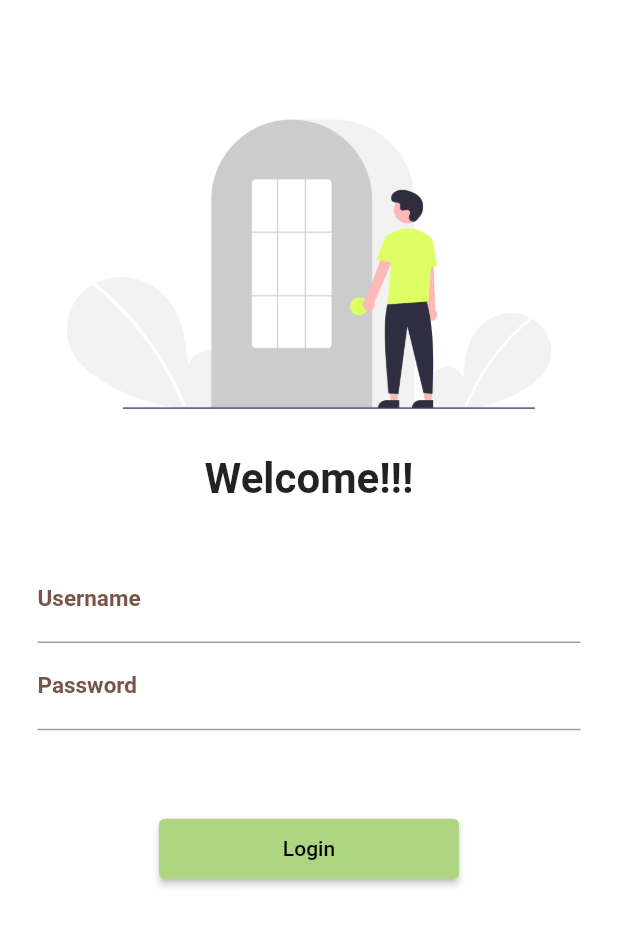
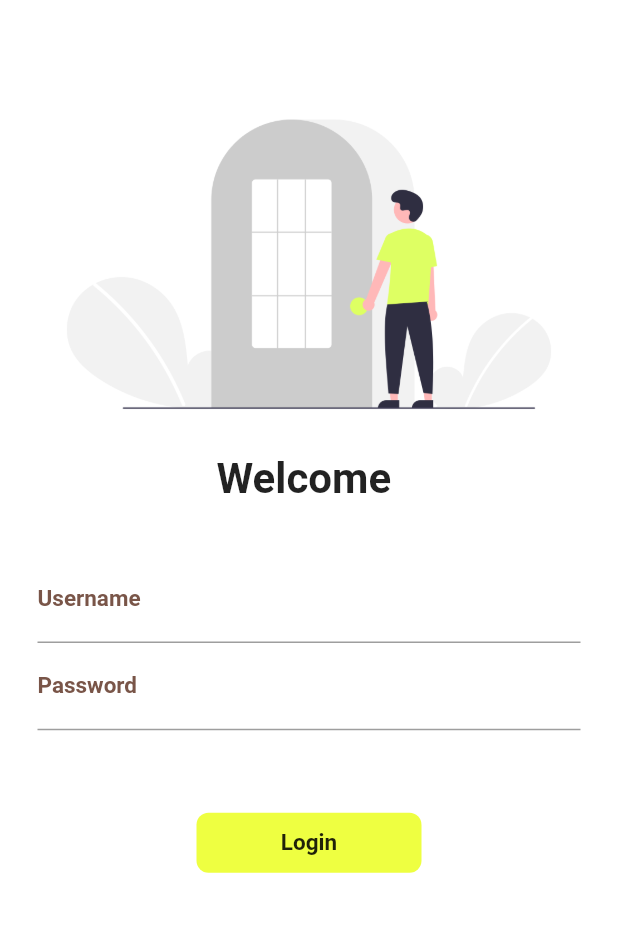
Before and after one commit to Varunsharma2k1/Flutter, a Flutter app: the screen it shows after launch, on a phone screen of 412 x 824 dp. Shown: the top 926 px of the screen. Run offline on Flutter 3.47's test engine with Material 2 defaults, Android fonts, the phone set to English and light mode, and no system bars.

Commit message:
day6 complete

```diff
--- a/lib/Pages/LoginPage.dart
+++ b/lib/Pages/LoginPage.dart
@@ -1,9 +1,16 @@
 import 'package:flutter/material.dart';
 import 'package:flutter_application_1/utils/routes.dart';
 
-class LoginPage extends StatelessWidget {
+class LoginPage extends StatefulWidget {
   const LoginPage({Key? key}) : super(key: key);
 
+  @override
+  State<LoginPage> createState() => _LoginPageState();
+}
+
+class _LoginPageState extends State<LoginPage> {
+  String name = "";
+  bool changeButton = false;
   @override
   Widget build(BuildContext context) {
     return Material(
@@ -18,8 +25,8 @@ class LoginPage extends StatelessWidget {
               "assets/images/Login_img.png",
               fit: BoxFit.fitWidth,
             ),
-            const Text(
-              "Welcome!!!",
+            Text(
+              "Welcome $name",
               style: TextStyle(
                 fontSize: 28,
                 fontWeight: FontWeight.bold,
@@ -42,6 +49,10 @@ class LoginPage extends StatelessWidget {
                           fontWeight: FontWeight.bold,
                           fontSize: 15,
                         )),
+                    onChanged: (value) {
+                      name = value;
+                      setState(() {});
+                    },
                   ),
                   TextFormField(
                     obscureText: true,
@@ -64,17 +75,45 @@ class LoginPage extends StatelessWidget {
             const SizedBox(
               height: 20,
             ),
-            ElevatedButton(
-              child: const Text("Login"),
-              style: TextButton.styleFrom(
-                minimumSize: Size(200, 40),
-                shadowColor: Colors.black,
-                backgroundColor: Colors.lightGreen[300],
-              ),
-              onPressed: () {
+
+            InkWell(
+              hoverColor: Colors.black,
+              onTap: () async {
+                setState(() {
+                  changeButton = true;
+                });
+                await Future.delayed(Duration(seconds: 1));
                 Navigator.pushNamed(context, MyRoutes.profileRoute);
               },
-            ),
+              child: AnimatedContainer(
+                duration: Duration(seconds: 1),
+                height: 40,
+                width: changeButton ? 50 : 150,
+                alignment: Alignment.center,
+                child: changeButton
+                    ? Icon(Icons.done_rounded)
+                    : Text(
+                        "Login",
+                        style: TextStyle(
+                            fontWeight: FontWeight.bold, fontSize: 15),
+                      ),
+                decoration: BoxDecoration(
+                    color: Colors.limeAccent,
+                    borderRadius: BorderRadius.circular(changeButton ? 50 : 8)),
+              ),
+            )
+
+            // ElevatedButton(
+            //   child: const Text("Login"),
+            //   style: TextButton.styleFrom(
+            //     minimumSize: Size(200, 40),
+            //     shadowColor: Colors.black,
+            //     backgroundColor: Colors.lightGreen[300],
+            //   ),
+            //   onPressed: () {
+            //     Navigator.pushNamed(context, MyRoutes.profileRoute);
+            //   },
+            // ),
           ],
         ),
       ),
--- a/lib/Pages/profilePage.dart
+++ b/lib/Pages/profilePage.dart
@@ -9,7 +9,7 @@ class ProfilePage extends StatelessWidget {
   Widget build(BuildContext context) {
     return Material(
       child: Center(
-        child: Text("Hiiii guys"),
+        child: Text("Hiiii guys welcome to profile page"),
       ),
     );
   }
```
